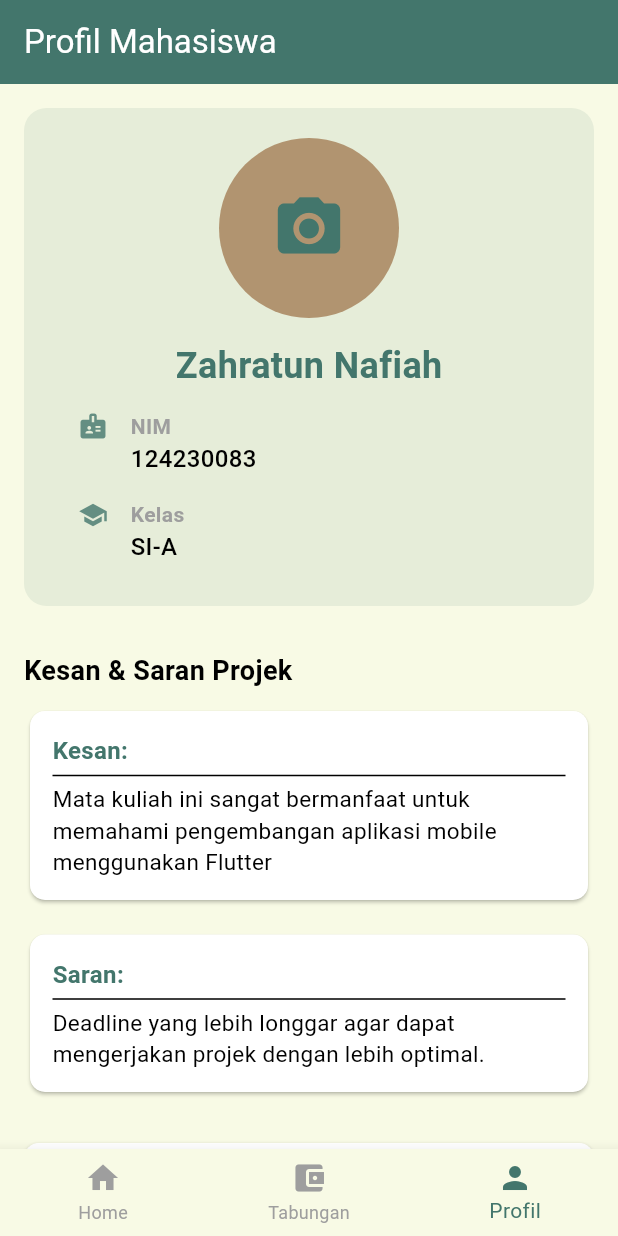
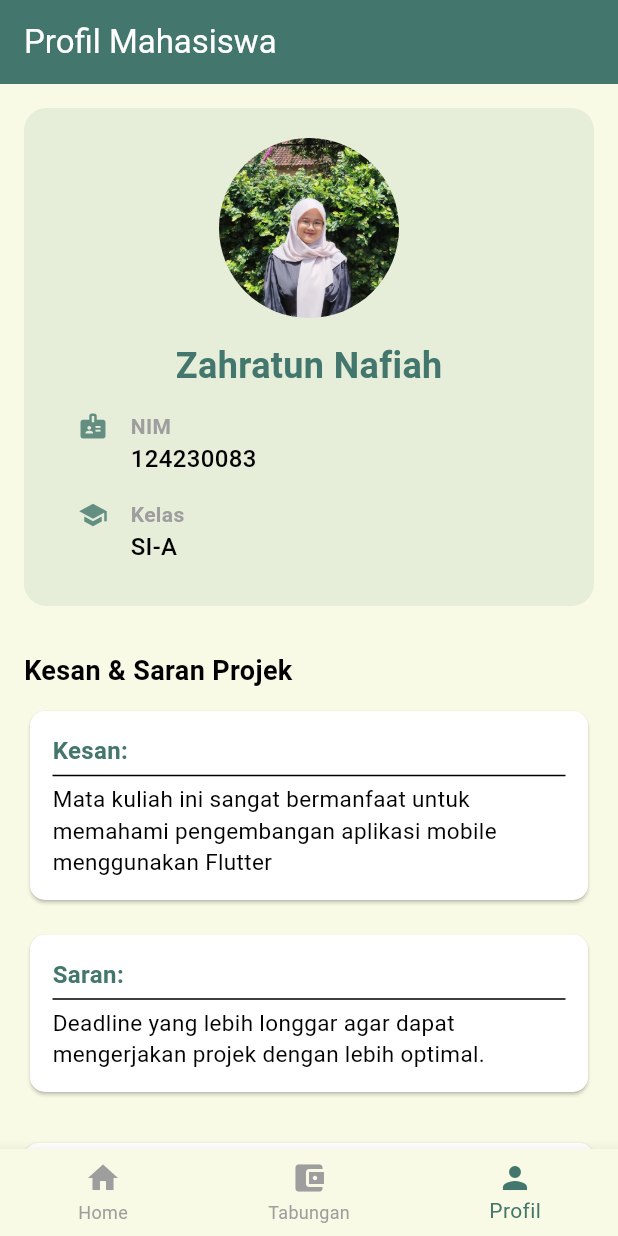
Before and after one commit to haebluu/prayer, a Flutter app: the MainView screen opened directly, item 3 of the bottom bar chosen, on a phone screen of 412 x 824 dp. Run offline on Flutter 3.47's test engine with Material 3 defaults, Android fonts, the phone set to English and light mode, and no system bars; our stand-ins replace flutter_local_notifications, geolocator, hive, hive_flutter, shared_preferences, timezone; accounts and stored records are empty; network calls fail.

Commit message:
Tambah gambar profil

```diff
--- a/lib/services/api_service.dart
+++ b/lib/services/api_service.dart
@@ -52,7 +52,7 @@ class DoaApiService {
       'ibnu-majah', 'malik', 'muslim', 'nasai', 'tirmidzi'
     ];
 
-    const int haditsPerKitab = 99;
+    const int haditsPerKitab = 25;
 
     List<Future<HaditsModel>> fetchTasks = [];
 
--- a/lib/views/profile_page.dart
+++ b/lib/views/profile_page.dart
@@ -54,12 +54,8 @@ class ProfilePage extends StatelessWidget {
                     children: [
                       CircleAvatar(
                         radius: 60,
-                        backgroundColor: theme.colorScheme.secondary,
-                        child: Icon(
-                          Icons.camera_alt,
-                          size: 50,
-                          color: theme.primaryColor,
-                        ),
+                        backgroundImage: const AssetImage('assets/images/zahra.jpg'),
+                        backgroundColor: Colors.transparent,
                       ),
                       const SizedBox(height: 15),
 
--- a/pubspec.yaml
+++ b/pubspec.yaml
@@ -52,6 +52,9 @@ flutter:
   # the material Icons class.
   uses-material-design: true
 
+  assets:
+    - assets/images/zahra.jpg
+
   # To add assets to your application, add an assets section, like this:
   # assets:
   #   - images/a_dot_burr.jpeg
```
Also changed, not shown: assets/images/zahra.jpg (added).
